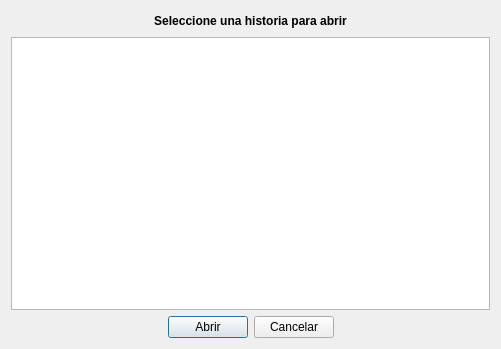
This is abrirhistoria.ui in Gabrielnz/pasantia-CIMBUC as Qt 5 draws it before an edit. The edited form follows.
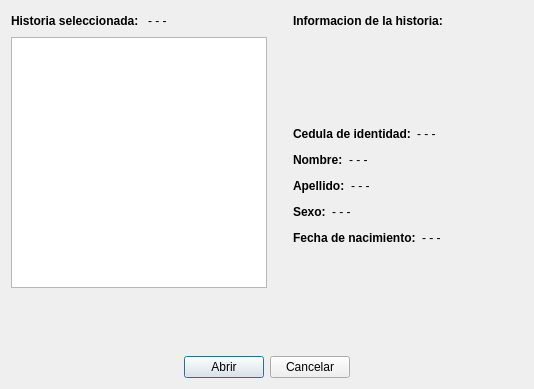
This is the edited form.

The edit to the form file:
```diff
--- a/abrirhistoria.ui
+++ b/abrirhistoria.ui
@@ -6,8 +6,8 @@
    <rect>
     <x>0</x>
     <y>0</y>
-    <width>501</width>
-    <height>349</height>
+    <width>534</width>
+    <height>389</height>
    </rect>
   </property>
   <property name="windowTitle">
@@ -15,46 +15,327 @@
   </property>
   <layout class="QGridLayout" name="gridLayout">
    <item row="0" column="0">
-    <layout class="QVBoxLayout" name="verticalLayout">
+    <layout class="QVBoxLayout" name="verticalLayout_4">
      <item>
-      <layout class="QHBoxLayout" name="horizontalLayout_2">
+      <layout class="QHBoxLayout" name="horizontalLayout_9">
        <item>
-        <spacer name="horizontalSpacer_4">
-         <property name="orientation">
-          <enum>Qt::Horizontal</enum>
-         </property>
-         <property name="sizeHint" stdset="0">
-          <size>
-           <width>40</width>
-           <height>20</height>
-          </size>
-         </property>
-        </spacer>
+        <layout class="QVBoxLayout" name="verticalLayout_3">
+         <item>
+          <layout class="QHBoxLayout" name="horizontalLayout_2">
+           <item>
+            <widget class="QLabel" name="etqHistoria">
+             <property name="font">
+              <font>
+               <weight>75</weight>
+               <bold>true</bold>
+              </font>
+             </property>
+             <property name="text">
+              <string>&lt;html&gt;&lt;head/&gt;&lt;body&gt;&lt;p&gt;Historia seleccionada: &lt;/p&gt;&lt;/body&gt;&lt;/html&gt;</string>
+             </property>
+            </widget>
+           </item>
+           <item>
+            <widget class="QLabel" name="etqHistSeleccionada">
+             <property name="font">
+              <font>
+               <weight>50</weight>
+               <bold>false</bold>
+              </font>
+             </property>
+             <property name="text">
+              <string>- - -</string>
+             </property>
+            </widget>
+           </item>
+           <item>
+            <spacer name="horizontalSpacer_3">
+             <property name="orientation">
+              <enum>Qt::Horizontal</enum>
+             </property>
+             <property name="sizeHint" stdset="0">
+              <size>
+               <width>40</width>
+               <height>20</height>
+              </size>
+             </property>
+            </spacer>
+           </item>
+          </layout>
+         </item>
+         <item>
+          <widget class="QListView" name="listView">
+           <property name="sizePolicy">
+            <sizepolicy hsizetype="Expanding" vsizetype="Expanding">
+             <horstretch>0</horstretch>
+             <verstretch>0</verstretch>
+            </sizepolicy>
+           </property>
+           <property name="minimumSize">
+            <size>
+             <width>256</width>
+             <height>251</height>
+            </size>
+           </property>
+           <property name="sizeAdjustPolicy">
+            <enum>QAbstractScrollArea::AdjustToContents</enum>
+           </property>
+           <property name="resizeMode">
+            <enum>QListView::Adjust</enum>
+           </property>
+          </widget>
+         </item>
+        </layout>
        </item>
        <item>
-        <widget class="QLabel" name="etqHistoria">
-         <property name="text">
-          <string>&lt;html&gt;&lt;head/&gt;&lt;body&gt;&lt;p align=&quot;center&quot;&gt;&lt;span style=&quot; font-weight:600;&quot;&gt;Seleccione una historia para abrir&lt;/span&gt;&lt;/p&gt;&lt;/body&gt;&lt;/html&gt;</string>
-         </property>
-        </widget>
-       </item>
-       <item>
-        <spacer name="horizontalSpacer_3">
+        <spacer name="horizontalSpacer_9">
          <property name="orientation">
           <enum>Qt::Horizontal</enum>
          </property>
+         <property name="sizeType">
+          <enum>QSizePolicy::Fixed</enum>
+         </property>
          <property name="sizeHint" stdset="0">
           <size>
-           <width>40</width>
+           <width>20</width>
            <height>20</height>
           </size>
          </property>
         </spacer>
        </item>
+       <item>
+        <layout class="QVBoxLayout" name="verticalLayout_2">
+         <item>
+          <layout class="QHBoxLayout" name="horizontalLayout_8">
+           <item>
+            <widget class="QLabel" name="etqInfoHistoria">
+             <property name="font">
+              <font>
+               <weight>75</weight>
+               <bold>true</bold>
+              </font>
+             </property>
+             <property name="text">
+              <string>&lt;html&gt;&lt;head/&gt;&lt;body&gt;&lt;p&gt;Informacion de la historia:&lt;/p&gt;&lt;/body&gt;&lt;/html&gt;</string>
+             </property>
+            </widget>
+           </item>
+           <item>
+            <spacer name="horizontalSpacer_11">
+             <property name="orientation">
+              <enum>Qt::Horizontal</enum>
+             </property>
+             <property name="sizeHint" stdset="0">
+              <size>
+               <width>40</width>
+               <height>20</height>
+              </size>
+             </property>
+            </spacer>
+           </item>
+          </layout>
+         </item>
+         <item>
+          <spacer name="verticalSpacer_4">
+           <property name="orientation">
+            <enum>Qt::Vertical</enum>
+           </property>
+           <property name="sizeHint" stdset="0">
+            <size>
+             <width>20</width>
+             <height>28</height>
+            </size>
+           </property>
+          </spacer>
+         </item>
+         <item>
+          <layout class="QVBoxLayout" name="verticalLayout">
+           <item>
+            <layout class="QHBoxLayout" name="horizontalLayout_7">
+             <item>
+              <widget class="QLabel" name="etqCI">
+               <property name="text">
+                <string>&lt;html&gt;&lt;head/&gt;&lt;body&gt;&lt;p&gt;&lt;span style=&quot; font-weight:600;&quot;&gt;Cedula de identidad:&lt;/span&gt;&lt;/p&gt;&lt;/body&gt;&lt;/html&gt;</string>
+               </property>
+              </widget>
+             </item>
+             <item>
+              <widget class="QLabel" name="etqInfoCI">
+               <property name="text">
+                <string>- - -</string>
+               </property>
+              </widget>
+             </item>
+             <item>
+              <spacer name="horizontalSpacer_7">
+               <property name="orientation">
+                <enum>Qt::Horizontal</enum>
+               </property>
+               <property name="sizeHint" stdset="0">
+                <size>
+                 <width>40</width>
+                 <height>20</height>
+                </size>
+               </property>
+              </spacer>
+             </item>
+            </layout>
+           </item>
+           <item>
+            <layout class="QHBoxLayout" name="horizontalLayout_6">
+             <item>
+              <widget class="QLabel" name="etqNombre">
+               <property name="text">
+                <string>&lt;html&gt;&lt;head/&gt;&lt;body&gt;&lt;p&gt;&lt;span style=&quot; font-weight:600;&quot;&gt;Nombre:&lt;/span&gt;&lt;/p&gt;&lt;/body&gt;&lt;/html&gt;</string>
+               </property>
+              </widget>
+             </item>
+             <item>
+              <widget class="QLabel" name="etqInfoNombre">
+               <property name="text">
+                <string>- - -</string>
+               </property>
+              </widget>
+             </item>
+             <item>
+              <spacer name="horizontalSpacer_8">
+               <property name="orientation">
+                <enum>Qt::Horizontal</enum>
+               </property>
+               <property name="sizeHint" stdset="0">
+                <size>
+                 <width>40</width>
+                 <height>20</height>
+                </size>
+               </property>
+              </spacer>
+             </item>
+            </layout>
+           </item>
+           <item>
+            <layout class="QHBoxLayout" name="horizontalLayout_5">
+             <item>
+              <widget class="QLabel" name="etqApellido">
+               <property name="text">
+                <string>&lt;html&gt;&lt;head/&gt;&lt;body&gt;&lt;p&gt;&lt;span style=&quot; font-weight:600;&quot;&gt;Apellido:&lt;/span&gt;&lt;/p&gt;&lt;/body&gt;&lt;/html&gt;</string>
+               </property>
+              </widget>
+             </item>
+             <item>
+              <widget class="QLabel" name="etqInfoApellido">
+               <property name="text">
+                <string>- - -</string>
+               </property>
+              </widget>
+             </item>
+             <item>
+              <spacer name="horizontalSpacer_10">
+               <property name="orientation">
+                <enum>Qt::Horizontal</enum>
+               </property>
+               <property name="sizeHint" stdset="0">
+                <size>
+                 <width>40</width>
+                 <height>20</height>
+                </size>
+               </property>
+              </spacer>
+             </item>
+            </layout>
+           </item>
+           <item>
+            <layout class="QHBoxLayout" name="horizontalLayout_4">
+             <item>
+              <widget class="QLabel" name="etqSexo">
+               <property name="text">
+                <string>&lt;html&gt;&lt;head/&gt;&lt;body&gt;&lt;p&gt;&lt;span style=&quot; font-weight:600;&quot;&gt;Sexo:&lt;/span&gt;&lt;/p&gt;&lt;/body&gt;&lt;/html&gt;</string>
+               </property>
+              </widget>
+             </item>
+             <item>
+              <widget class="QLabel" name="etqInfoSexo">
+               <property name="text">
+                <string>- - -</string>
+               </property>
+              </widget>
+             </item>
+             <item>
+              <spacer name="horizontalSpacer_6">
+               <property name="orientation">
+                <enum>Qt::Horizontal</enum>
+               </property>
+               <property name="sizeHint" stdset="0">
+                <size>
+                 <width>40</width>
+                 <height>20</height>
+                </size>
+               </property>
+              </spacer>
+             </item>
+            </layout>
+           </item>
+           <item>
+            <layout class="QHBoxLayout" name="horizontalLayout_3">
+             <item>
+              <widget class="QLabel" name="etqFechaNac">
+               <property name="text">
+                <string>&lt;html&gt;&lt;head/&gt;&lt;body&gt;&lt;p&gt;&lt;span style=&quot; font-weight:600;&quot;&gt;Fecha de nacimiento:&lt;/span&gt;&lt;/p&gt;&lt;/body&gt;&lt;/html&gt;</string>
+               </property>
+              </widget>
+             </item>
+             <item>
+              <widget class="QLabel" name="etqInfoFechaNac">
+               <property name="text">
+                <string>- - -</string>
+               </property>
+              </widget>
+             </item>
+             <item>
+              <spacer name="horizontalSpacer_5">
+               <property name="orientation">
+                <enum>Qt::Horizontal</enum>
+               </property>
+               <property name="sizeHint" stdset="0">
+                <size>
+                 <width>40</width>
+                 <height>20</height>
+                </size>
+               </property>
+              </spacer>
+             </item>
+            </layout>
+           </item>
+           <item>
+            <spacer name="verticalSpacer">
+             <property name="orientation">
+              <enum>Qt::Vertical</enum>
+             </property>
+             <property name="sizeHint" stdset="0">
+              <size>
+               <width>20</width>
+               <height>40</height>
+              </size>
+             </property>
+            </spacer>
+           </item>
+          </layout>
+         </item>
+        </layout>
+       </item>
       </layout>
      </item>
      <item>
-      <widget class="QListView" name="listView"/>
+      <spacer name="verticalSpacer_7">
+       <property name="orientation">
+        <enum>Qt::Vertical</enum>
+       </property>
+       <property name="sizeHint" stdset="0">
+        <size>
+         <width>20</width>
+         <height>28</height>
+        </size>
+       </property>
+      </spacer>
      </item>
      <item>
       <layout class="QHBoxLayout" name="horizontalLayout">
```
